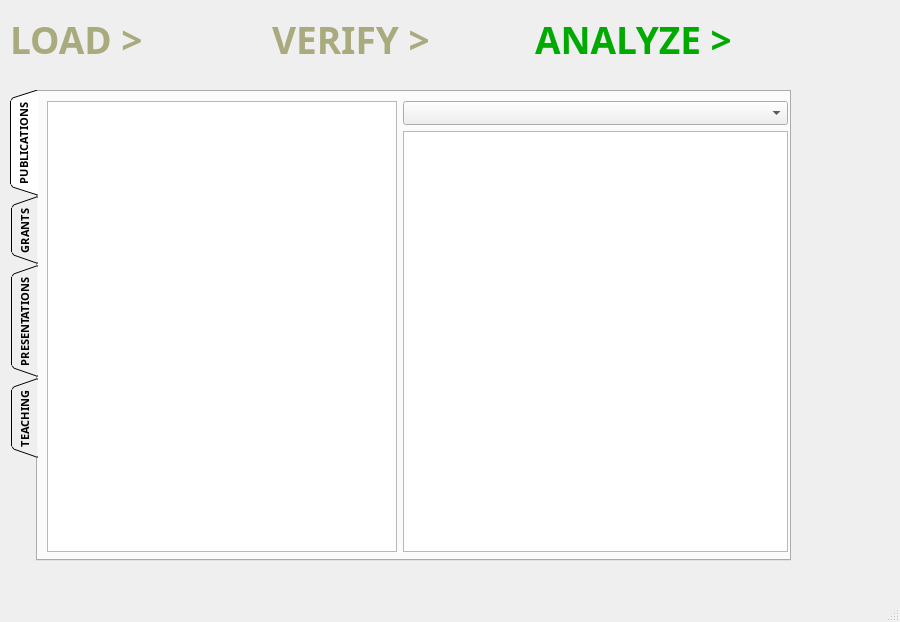
This is Project/AppleProject/analyze_csv.ui in JRWu/DataAggregation as Qt 5 draws it before an edit. The edited form follows.
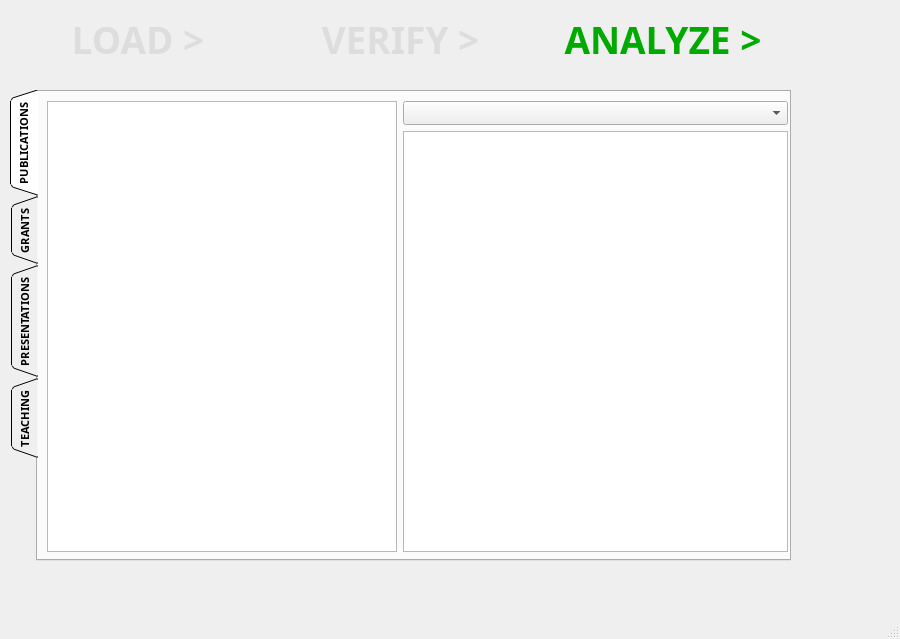
This is the edited form.

Commit message: change navigation from labels to buttons on ui pages

```diff
--- a/Project/AppleProject/analyze_csv.ui
+++ b/Project/AppleProject/analyze_csv.ui
@@ -6,8 +6,8 @@
    <rect>
     <x>0</x>
     <y>0</y>
-    <width>800</width>
-    <height>600</height>
+    <width>900</width>
+    <height>639</height>
    </rect>
   </property>
   <property name="windowTitle">
@@ -31,44 +31,167 @@
     </property>
     <layout class="QHBoxLayout" name="navigation_area">
      <item>
-      <widget class="QLabel" name="load_label">
+      <widget class="QPushButton" name="load_btn">
+       <property name="palette">
+        <palette>
+         <active>
+          <colorrole role="ButtonText">
+           <brush brushstyle="SolidPattern">
+            <color alpha="255">
+             <red>221</red>
+             <green>221</green>
+             <blue>221</blue>
+            </color>
+           </brush>
+          </colorrole>
+         </active>
+         <inactive>
+          <colorrole role="ButtonText">
+           <brush brushstyle="SolidPattern">
+            <color alpha="255">
+             <red>221</red>
+             <green>221</green>
+             <blue>221</blue>
+            </color>
+           </brush>
+          </colorrole>
+         </inactive>
+         <disabled>
+          <colorrole role="ButtonText">
+           <brush brushstyle="SolidPattern">
+            <color alpha="255">
+             <red>120</red>
+             <green>120</green>
+             <blue>120</blue>
+            </color>
+           </brush>
+          </colorrole>
+         </disabled>
+        </palette>
+       </property>
        <property name="font">
         <font>
          <family>Arial Black</family>
+         <pointsize>28</pointsize>
          <weight>75</weight>
          <bold>true</bold>
         </font>
        </property>
        <property name="text">
-        <string>&lt;html&gt;&lt;head/&gt;&lt;body&gt;&lt;p&gt;&lt;span style=&quot; font-size:28pt; font-weight:600; color:#aaaa7f;&quot;&gt;LOAD &amp;gt;&lt;/span&gt;&lt;/p&gt;&lt;/body&gt;&lt;/html&gt;</string>
+        <string>LOAD &gt;</string>
        </property>
+       <property name="flat">
+        <bool>true</bool>
+       </property>
       </widget>
      </item>
      <item>
-      <widget class="QLabel" name="verify_label">
+      <widget class="QPushButton" name="verify_btn">
+       <property name="palette">
+        <palette>
+         <active>
+          <colorrole role="ButtonText">
+           <brush brushstyle="SolidPattern">
+            <color alpha="255">
+             <red>221</red>
+             <green>221</green>
+             <blue>221</blue>
+            </color>
+           </brush>
+          </colorrole>
+         </active>
+         <inactive>
+          <colorrole role="ButtonText">
+           <brush brushstyle="SolidPattern">
+            <color alpha="255">
+             <red>221</red>
+             <green>221</green>
+             <blue>221</blue>
+            </color>
+           </brush>
+          </colorrole>
+         </inactive>
+         <disabled>
+          <colorrole role="ButtonText">
+           <brush brushstyle="SolidPattern">
+            <color alpha="255">
+             <red>120</red>
+             <green>120</green>
+             <blue>120</blue>
+            </color>
+           </brush>
+          </colorrole>
+         </disabled>
+        </palette>
+       </property>
        <property name="font">
         <font>
          <family>Arial Black</family>
+         <pointsize>28</pointsize>
          <weight>75</weight>
          <bold>true</bold>
         </font>
        </property>
        <property name="text">
-        <string>&lt;html&gt;&lt;head/&gt;&lt;body&gt;&lt;p&gt;&lt;span style=&quot; font-size:28pt; font-weight:600; color:#aaaa7f;&quot;&gt;VERIFY &amp;gt;&lt;/span&gt;&lt;/p&gt;&lt;/body&gt;&lt;/html&gt;</string>
+        <string>VERIFY &gt;</string>
        </property>
+       <property name="flat">
+        <bool>true</bool>
+       </property>
       </widget>
      </item>
      <item>
-      <widget class="QLabel" name="analyze_label">
+      <widget class="QPushButton" name="analyze_btn">
+       <property name="palette">
+        <palette>
+         <active>
+          <colorrole role="ButtonText">
+           <brush brushstyle="SolidPattern">
+            <color alpha="255">
+             <red>0</red>
+             <green>170</green>
+             <blue>0</blue>
+            </color>
+           </brush>
+          </colorrole>
+         </active>
+         <inactive>
+          <colorrole role="ButtonText">
+           <brush brushstyle="SolidPattern">
+            <color alpha="255">
+             <red>0</red>
+             <green>170</green>
+             <blue>0</blue>
+            </color>
+           </brush>
+          </colorrole>
+         </inactive>
+         <disabled>
+          <colorrole role="ButtonText">
+           <brush brushstyle="SolidPattern">
+            <color alpha="255">
+             <red>120</red>
+             <green>120</green>
+             <blue>120</blue>
+            </color>
+           </brush>
+          </colorrole>
+         </disabled>
+        </palette>
+       </property>
        <property name="font">
         <font>
          <family>Arial Black</family>
+         <pointsize>28</pointsize>
          <weight>75</weight>
          <bold>true</bold>
         </font>
        </property>
        <property name="text">
-        <string>&lt;html&gt;&lt;head/&gt;&lt;body&gt;&lt;p&gt;&lt;span style=&quot; font-size:28pt; font-weight:600; color:#00aa00;&quot;&gt;ANALYZE &amp;gt;&lt;/span&gt;&lt;/p&gt;&lt;/body&gt;&lt;/html&gt;</string>
+        <string>ANALYZE &gt;</string>
+       </property>
+       <property name="flat">
+        <bool>true</bool>
        </property>
       </widget>
      </item>
```
Left out of the diff: 2 changed lines with no effect on the pictures. The commit also changes 42 other files.
